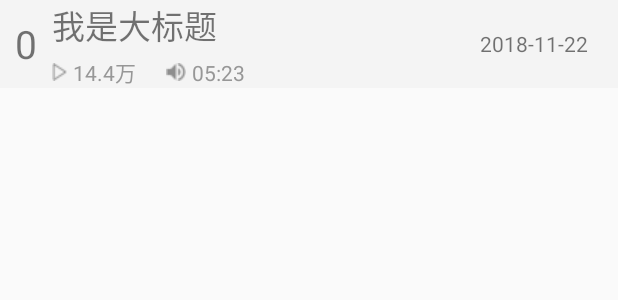
After one commit to 413180794/androidXiMaLaYaFM, an Android app: the layout item_album_detail.xml on its own in the app's theme, with its tools: preview values and no code run, on a phone screen of 412 x 824 dp. The commit adds this screen. Shown: the top 300 px of the screen. Run offline under Robolectric (Android 15) with nearby library versions, the phone set to English and light mode, and no system bars.

Commit message:
编写详情界面的列表适配

```diff
--- a/app/src/main/res/layout/activity_detail.xml
+++ b/app/src/main/res/layout/activity_detail.xml
@@ -111,6 +111,7 @@
     </LinearLayout>
 
     <androidx.recyclerview.widget.RecyclerView
+        android:id="@+id/album_detail_list"
         android:layout_width="match_parent"
         android:layout_height="match_parent"
         android:layout_below="@id/player_control_container">
--- /dev/null
+++ b/app/src/main/res/layout/item_album_detail.xml
@@ -0,0 +1,57 @@
+<?xml version="1.0" encoding="utf-8"?>
+<RelativeLayout
+    xmlns:android="http://schemas.android.com/apk/res/android" android:layout_width="match_parent"
+    android:layout_height="wrap_content"
+    android:background="#fff4f4f4">
+    <TextView
+        android:id="@+id/order_text"
+        android:layout_width="wrap_content"
+        android:layout_height="wrap_content"
+        android:padding="10dp"
+        android:text="0"
+        android:layout_centerVertical="true"
+        android:textSize="26sp"/>
+    <LinearLayout
+        android:layout_width="match_parent"
+        android:layout_height="wrap_content"
+        android:layout_toRightOf="@id/order_text"
+        android:layout_centerVertical="true"
+        android:orientation="vertical">
+        <TextView
+            android:layout_width="wrap_content"
+            android:layout_height="wrap_content"
+            android:text="我是大标题"
+            android:maxLines="1"
+            android:layout_marginRight="100dp"
+            android:ellipsize="end"
+            android:textSize="22sp"/>
+        <LinearLayout
+            android:layout_width="match_parent"
+            android:layout_height="wrap_content"
+            android:layout_marginTop="4dp"
+            android:orientation="horizontal">
+            <TextView
+                android:layout_width="wrap_content"
+                android:layout_height="wrap_content"
+                android:drawableLeft="@mipmap/play_info_icon"
+                android:drawablePadding="4dp"
+                android:text="14.4万"
+                android:textColor="#979797"/>
+            <TextView
+                android:layout_width="wrap_content"
+                android:layout_height="wrap_content"
+                android:layout_marginLeft="20dp"
+                android:text="05:23"
+                android:drawableLeft="@mipmap/ic_sound"
+                android:drawablePadding="4dp"
+                android:textColor="#979797"/>
+        </LinearLayout>
+    </LinearLayout>
+    <TextView
+        android:layout_width="wrap_content"
+        android:layout_height="wrap_content"
+        android:layout_alignParentRight="true"
+        android:layout_centerVertical="true"
+        android:layout_marginRight="20dp"
+        android:text="2018-11-22"/>
+</RelativeLayout>
```
Also changed, not shown: app/src/main/java/com/example/androidximalayafm/DetailActivity.java (+29 -1 lines), app/src/main/java/com/example/androidximalayafm/adapters/DetailListAdapter.java (added, +59 -0 lines), app/src/main/java/com/example/androidximalayafm/presenters/AlbumDetailPresenter.java (+11 -0 lines).
